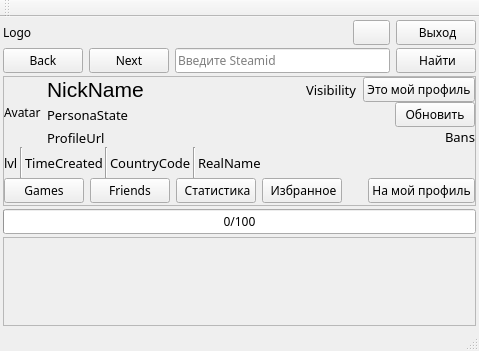
This is AraSteamManager/mainwindow.ui in Arankir/AraSteamManager as Qt 5 draws it before an edit. The edited form follows.
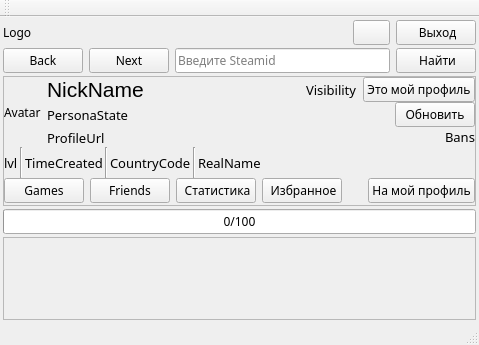
This is the edited form.

What changed in the file:
```diff
--- a/AraSteamManager/mainwindow.ui
+++ b/AraSteamManager/mainwindow.ui
@@ -7,7 +7,7 @@
     <x>0</x>
     <y>0</y>
     <width>479</width>
-    <height>351</height>
+    <height>345</height>
    </rect>
   </property>
   <property name="font">
```
Left out of the diff: 4 changed lines with no effect on the pictures.
